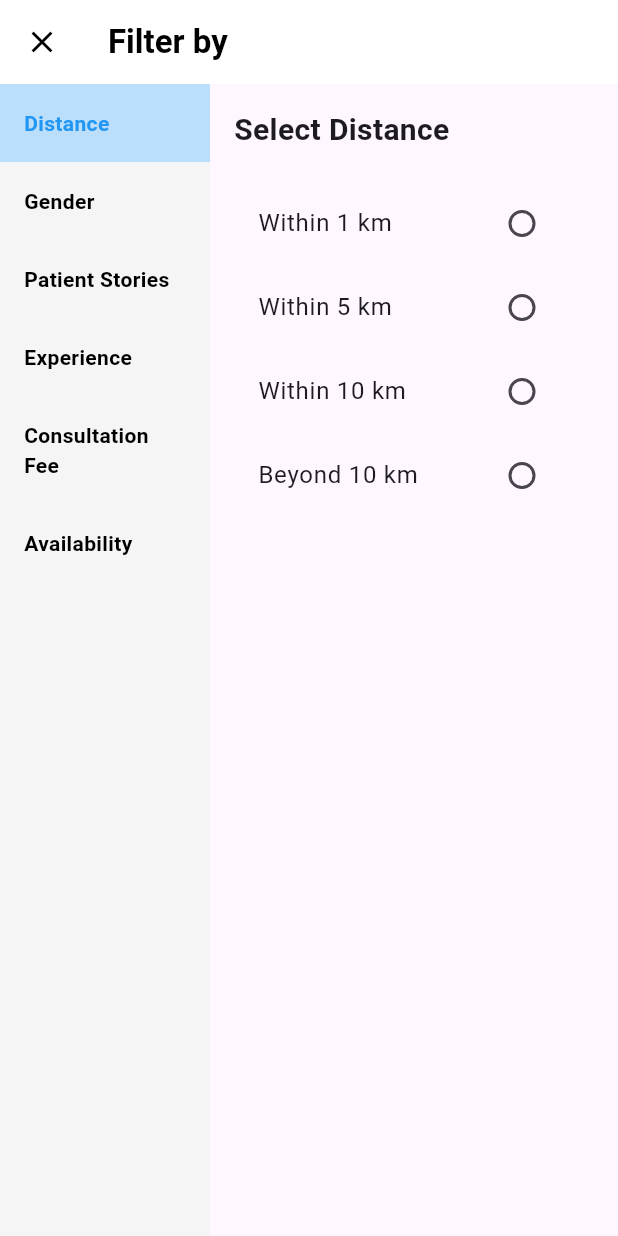
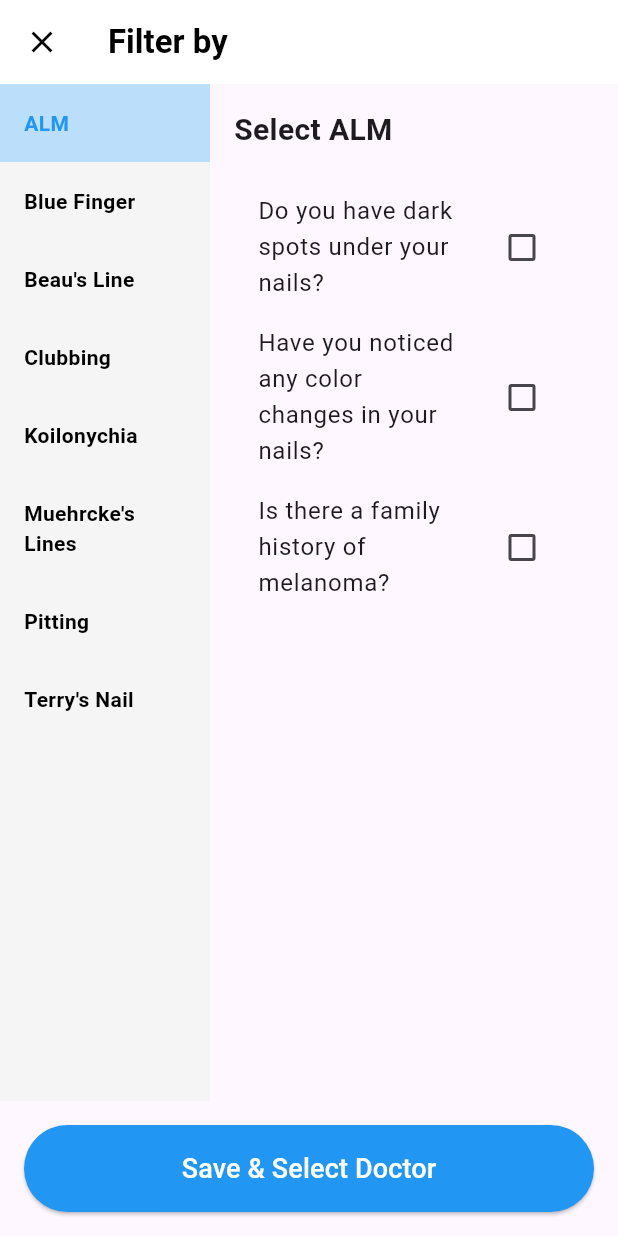
Before and after one commit to Mo277210/final_year_project, a Flutter app: the FilterPage screen opened directly, on a phone screen of 412 x 824 dp. Run offline on Flutter 3.47's test engine with Material 3 defaults, Android fonts, the phone set to English and light mode, and no system bars; our stand-ins replace file_picker, flutter_rating_bar.

Commit message:
question task2

```diff
--- a/lib/homePagePatient/questionsdiseasesScreen.dart
+++ b/lib/homePagePatient/questionsdiseasesScreen.dart
@@ -11,12 +11,14 @@ class _FilterPageState extends State<FilterPage> {
   int selectedIndex = 0;
 
   final List<String> filterCategories = [
-    "Distance",
-    "Gender",
-    "Patient Stories",
-    "Experience",
-    "Consultation Fee",
-    "Availability"
+    'ALM',
+    'Blue Finger',
+    'Beau\'s Line',
+    'Clubbing',
+    'Koilonychia',
+    'Muehrcke\'s Lines',
+    'Pitting',
+    'Terry\'s Nail'
   ];
 
   @override
@@ -34,7 +36,10 @@ class _FilterPageState extends State<FilterPage> {
         ),
         elevation: 0,
       ),
-      body: Row(
+      body: Column(
+        children: [
+          Expanded(
+            child: Row(
               children: [
                 // Sidebar with filter options
                 Container(
@@ -57,8 +62,9 @@ class _FilterPageState extends State<FilterPage> {
                           child: Text(
                             filterCategories[index],
                             style: TextStyle(
-                        color:
-                        selectedIndex == index ? Colors.blue : Colors.black,
+                              color: selectedIndex == index
+                                  ? Colors.blue
+                                  : Colors.black,
                               fontWeight: FontWeight.bold,
                             ),
                           ),
@@ -71,6 +77,40 @@ class _FilterPageState extends State<FilterPage> {
                 // Filter Options Panel
                 Expanded(
                   child: FilterOptions(title: filterCategories[selectedIndex]),
+                ),
+              ],
+            ),
+          ),
+
+          // Save Button
+          Padding(
+            padding: const EdgeInsets.all(16.0),
+            child: SizedBox(
+              width: double.infinity,
+              child: ElevatedButton(
+                onPressed: () {
+                  String specialty = getDoctorSpecialty(filterCategories[selectedIndex]);
+                  showDialog(
+                    context: context,
+                    builder: (context) => AlertDialog(
+                      title: const Text("Doctor Selected"),
+                      content: Text("Suggested Specialty: $specialty"),
+                      actions: [
+                        TextButton(
+                          onPressed: () => Navigator.pop(context),
+                          child: const Text("OK"),
+                        ),
+                      ],
+                    ),
+                  );
+                },
+                style: ElevatedButton.styleFrom(
+                  backgroundColor: Colors.blue,
+                  padding: const EdgeInsets.symmetric(vertical: 16),
+                ),
+                child: const Text("Save & Select Doctor", style: TextStyle(fontSize: 18, color: Colors.white)),
+              ),
+            ),
           ),
         ],
       ),
@@ -113,72 +153,57 @@ class _FilterOptionsState extends State<FilterOptions> {
 
   List<Widget> getFilterOptions(String category) {
     switch (category) {
-      case "Distance":
+      case "ALM":
         return [
-          radioTile("Within 1 km"),
-          radioTile("Within 5 km"),
-          radioTile("Within 10 km"),
-          radioTile("Beyond 10 km"),
+          checkboxTile("Do you have dark spots under your nails?"),
+          checkboxTile("Have you noticed any color changes in your nails?"),
+          checkboxTile("Is there a family history of melanoma?"),
         ];
-
-      case "Gender":
+      case "Blue Finger":
         return [
-          radioTile("Male Doctors"),
-          radioTile("Female Doctors"),
-          radioTile("Any Gender"),
+          checkboxTile("Do your fingers often feel cold?"),
+          checkboxTile("Do your nails turn blue when exposed to cold?"),
+          checkboxTile("Do you have circulation problems?"),
         ];
-
-      case "Patient Stories":
+      case "Beau's Line":
         return [
-          radioTile("Highly Recommended"),
-          radioTile("Good Experience"),
-          radioTile("Neutral"),
-          radioTile("Needs Improvement"),
+          checkboxTile("Have you noticed horizontal grooves on your nails?"),
+          checkboxTile("Have you experienced severe malnutrition recently?"),
+          checkboxTile("Do you have any chronic illnesses like diabetes?"),
         ];
-
-      case "Experience":
+      case "Clubbing":
         return [
-          radioTile("5+ Years"),
-          radioTile("10+ Years"),
-          radioTile("20+ Years"),
-          radioTile("30+ Years"),
+          checkboxTile("Do your nails appear more curved than usual?"),
+          checkboxTile("Do you have breathing or heart problems?"),
+          checkboxTile("Have you been diagnosed with any chronic lung disease?"),
         ];
-
-      case "Consultation Fee":
+      case "Koilonychia":
         return [
-          radioTile("Free Consultation"),
-          radioTile("₹100 - ₹500"),
-          radioTile("₹500 - ₹1000"),
-          radioTile("₹1000+"),
+          checkboxTile("Are your nails thin and spoon-shaped?"),
+          checkboxTile("Do you have iron deficiency or anemia?"),
+          checkboxTile("Have you noticed any discoloration in your nails?"),
         ];
-
-      case "Availability":
+      case "Muehrcke's Lines":
         return [
-          checkboxTile("Today"),
-          checkboxTile("Tomorrow"),
-          checkboxTile("Weekend"),
-          checkboxTile("Evening Slots"),
+          checkboxTile("Do you have white horizontal lines on your nails?"),
+          checkboxTile("Do you have kidney or liver disease?"),
+          checkboxTile("Do you have low albumin levels in your blood?"),
         ];
-
+      case "Pitting":
+        return [
+          checkboxTile("Do your nails have small pits or dents?"),
+          checkboxTile("Do you have psoriasis or alopecia?"),
+          checkboxTile("Are there any other changes in your skin or scalp?"),
+        ];
+      case "Terry's Nail":
+        return [
+          checkboxTile("Are your nails half white and half brown?"),
+          checkboxTile("Do you have liver disease?"),
+          checkboxTile("Do you have any other health issues like diabetes or kidney failure?"),
+        ];
       default:
         return [const Text("No options available")];
     }
-  }
-
-  Widget radioTile(String text) {
-    return ListTile(
-      title: Text(text),
-      trailing: Radio<String>(
-        value: text,
-        groupValue: selectedValue,
-        activeColor: Colors.blue,
-        onChanged: (value) {
-          setState(() {
-            selectedValue = value;
-          });
-        },
-      ),
-    );
   }
 
   Widget checkboxTile(String text) {
@@ -201,6 +226,30 @@ class _FilterOptionsState extends State<FilterOptions> {
   }
 }
 
+// Function to map conditions to doctor specialties
+String getDoctorSpecialty(String condition) {
+  switch (condition) {
+    case "ALM":
+      return "Dermatologist or Oncologist";
+    case "Blue Finger":
+      return "Cardiologist or Vascular Specialist";
+    case "Beau's Line":
+      return "General Physician or Endocrinologist";
+    case "Clubbing":
+      return "Pulmonologist or Cardiologist";
+    case "Koilonychia":
+      return "Hematologist or Nutritionist";
+    case "Muehrcke's Lines":
+      return "Nephrologist or Hepatologist";
+    case "Pitting":
+      return "Dermatologist (Psoriasis/Alopecia Specialist)";
+    case "Terry's Nail":
+      return "Hepatologist or Endocrinologist";
+    default:
+      return "General Physician";
+  }
+}
+
 void main() {
   runApp(const MaterialApp(
     debugShowCheckedModeBanner: false,
```
Lines whose indentation alone changed are shown as unchanged.
